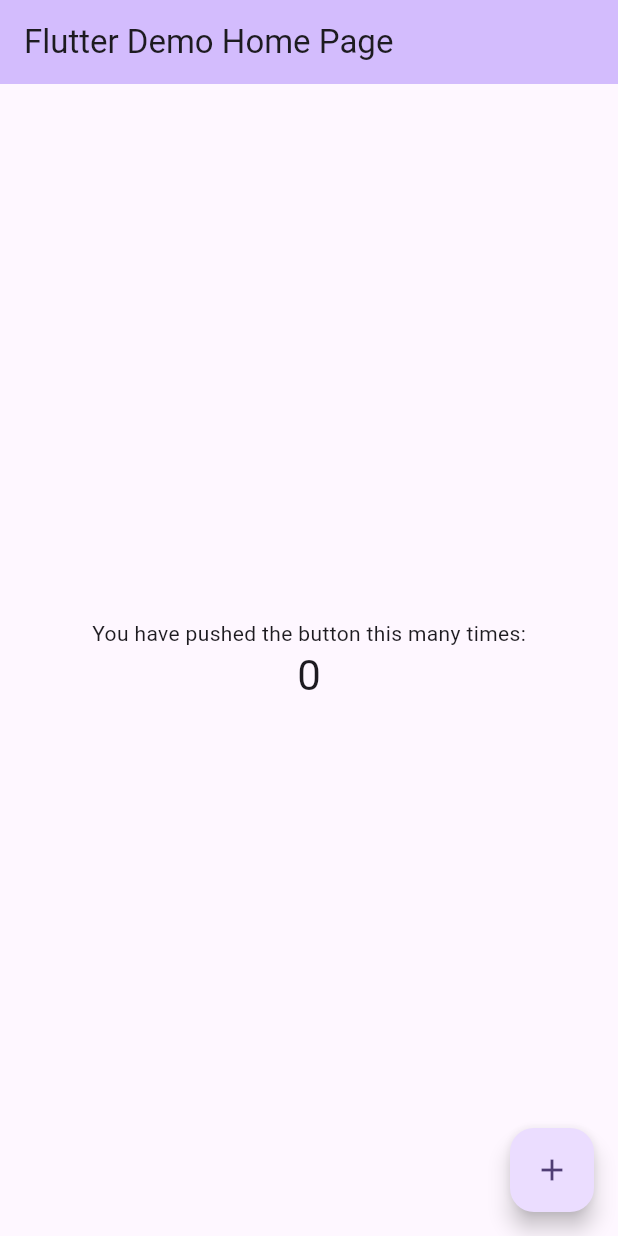
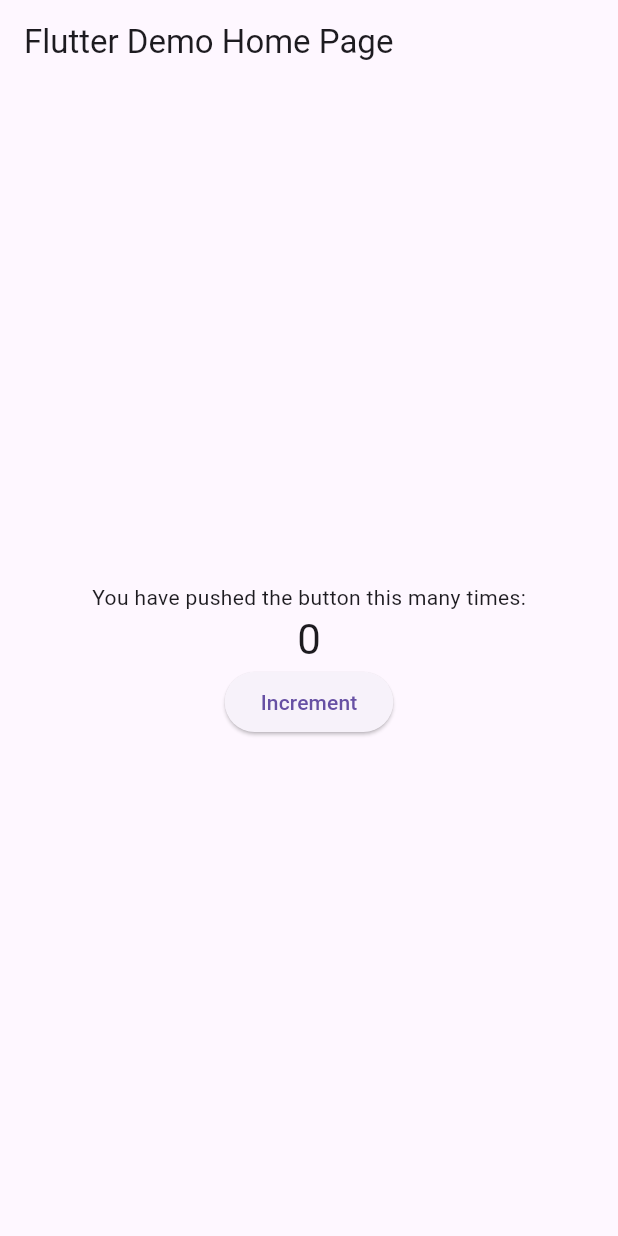
Before and after one commit to SOLIDEROFPOOP/IOS-UniversityStudy, a Flutter app: the screen it shows after launch, on a phone screen of 412 x 824 dp. Run offline on Flutter 3.47's test engine with Material 3 defaults, Android fonts, the phone set to English and light mode, and no system bars.

Commit message:
change main

```diff
--- a/lab4/project/lib/main.dart
+++ b/lab4/project/lib/main.dart
@@ -5,31 +5,14 @@ void main() {
 }
 
 class MyApp extends StatelessWidget {
-  const MyApp({super.key});
+  const MyApp({Key? key}) : super(key: key);
 
-  // This widget is the root of your application.
   @override
   Widget build(BuildContext context) {
     return MaterialApp(
       title: 'Flutter Demo',
       theme: ThemeData(
-        // This is the theme of your application.
-        //
-        // TRY THIS: Try running your application with "flutter run". You'll see
-        // the application has a purple toolbar. Then, without quitting the app,
-        // try changing the seedColor in the colorScheme below to Colors.green
-        // and then invoke "hot reload" (save your changes or press the "hot
-        // reload" button in a Flutter-supported IDE, or press "r" if you used
-        // the command line to start the app).
-        //
-        // Notice that the counter didn't reset back to zero; the application
-        // state is not lost during the reload. To reset the state, use hot
-        // restart instead.
-        //
-        // This works for code too, not just values: Most code changes can be
-        // tested with just a hot reload.
-        colorScheme: ColorScheme.fromSeed(seedColor: Colors.deepPurple),
-        useMaterial3: true,
+        primarySwatch: Colors.deepPurple,
       ),
       home: const MyHomePage(title: 'Flutter Demo Home Page'),
     );
@@ -37,16 +20,7 @@ class MyApp extends StatelessWidget {
 }
 
 class MyHomePage extends StatefulWidget {
-  const MyHomePage({super.key, required this.title});
-
-  // This widget is the home page of your application. It is stateful, meaning
-  // that it has a State object (defined below) that contains fields that affect
-  // how it looks.
-
-  // This class is the configuration for the state. It holds the values (in this
-  // case the title) provided by the parent (in this case the App widget) and
-  // used by the build method of the State. Fields in a Widget subclass are
-  // always marked "final".
+  const MyHomePage({Key? key, required this.title}) : super(key: key);
 
   final String title;
 
@@ -59,50 +33,18 @@ class _MyHomePageState extends State<MyHomePage> {
 
   void _incrementCounter() {
     setState(() {
-      // This call to setState tells the Flutter framework that something has
-      // changed in this State, which causes it to rerun the build method below
-      // so that the display can reflect the updated values. If we changed
-      // _counter without calling setState(), then the build method would not be
-      // called again, and so nothing would appear to happen.
       _counter++;
     });
   }
 
   @override
   Widget build(BuildContext context) {
-    // This method is rerun every time setState is called, for instance as done
-    // by the _incrementCounter method above.
-    //
-    // The Flutter framework has been optimized to make rerunning build methods
-    // fast, so that you can just rebuild anything that needs updating rather
-    // than having to individually change instances of widgets.
     return Scaffold(
       appBar: AppBar(
-        // TRY THIS: Try changing the color here to a specific color (to
-        // Colors.amber, perhaps?) and trigger a hot reload to see the AppBar
-        // change color while the other colors stay the same.
-        backgroundColor: Theme.of(context).colorScheme.inversePrimary,
-        // Here we take the value from the MyHomePage object that was created by
-        // the App.build method, and use it to set our appbar title.
         title: Text(widget.title),
       ),
       body: Center(
-        // Center is a layout widget. It takes a single child and positions it
-        // in the middle of the parent.
         child: Column(
-          // Column is also a layout widget. It takes a list of children and
-          // arranges them vertically. By default, it sizes itself to fit its
-          // children horizontally, and tries to be as tall as its parent.
-          //
-          // Column has various properties to control how it sizes itself and
-          // how it positions its children. Here we use mainAxisAlignment to
-          // center the children vertically; the main axis here is the vertical
-          // axis because Columns are vertical (the cross axis would be
-          // horizontal).
-          //
-          // TRY THIS: Invoke "debug painting" (choose the "Toggle Debug Paint"
-          // action in the IDE, or press "p" in the console), to see the
-          // wireframe for each widget.
           mainAxisAlignment: MainAxisAlignment.center,
           children: <Widget>[
             const Text(
@@ -110,16 +52,15 @@ class _MyHomePageState extends State<MyHomePage> {
             ),
             Text(
               '$_counter',
-              style: Theme.of(context).textTheme.headlineMedium,
+              style: Theme.of(context).textTheme.headline4,
+            ),
+            ElevatedButton(
+              onPressed: _incrementCounter,
+              child: const Text('Increment'),
             ),
           ],
         ),
       ),
-      floatingActionButton: FloatingActionButton(
-        onPressed: _incrementCounter,
-        tooltip: 'Increment',
-        child: const Icon(Icons.add),
-      ), // This trailing comma makes auto-formatting nicer for build methods.
     );
   }
 }
```
